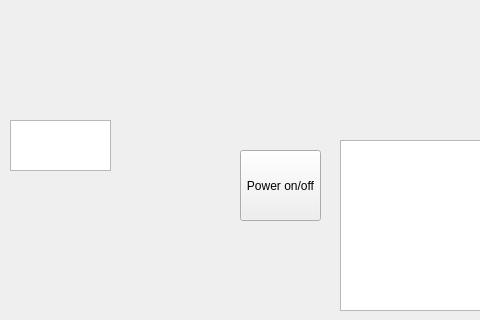
Qt form mainwindow.ui (Entropy675/AED_Plus) before a commit; both pictures show x 0 to 480 and y 0 to 320 of the 1116 by 877 pixel window.
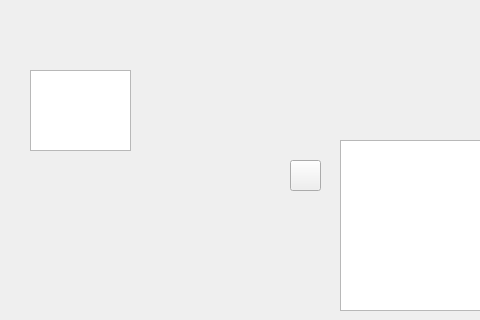
The same form after that commit.

Commit message: Power button And battery

The edit to the form file:
```diff
--- a/mainwindow.ui
+++ b/mainwindow.ui
@@ -50,29 +50,35 @@
      <string>Patient Body</string>
     </property>
    </widget>
-   <widget class="QPushButton" name="pushButton1">
-    <property name="geometry">
-     <rect>
-      <x>240</x>
-      <y>150</y>
-      <width>81</width>
-      <height>71</height>
-     </rect>
-    </property>
-    <property name="text">
-     <string>Power on/off</string>
-    </property>
-   </widget>
    <widget class="QGraphicsView" name="BatteryView">
     <property name="geometry">
      <rect>
-      <x>10</x>
-      <y>120</y>
+      <x>30</x>
+      <y>70</y>
       <width>101</width>
-      <height>51</height>
+      <height>81</height>
      </rect>
     </property>
    </widget>
+   <widget class="QPushButton" name="pushButton1">
+    <property name="geometry">
+     <rect>
+      <x>290</x>
+      <y>160</y>
+      <width>31</width>
+      <height>31</height>
+     </rect>
+    </property>
+    <property name="styleSheet">
+     <string notr="true">pushButton1
+qlineargradient(spread:pad, x1:0, y1:0, x2:1, y2:0, stop:0 rgba(0, 0, 0, 255), stop:1 rgba(255, 255, 255, 255))
+rgb(255, 190, 111)
+</string>
+    </property>
+    <property name="text">
+     <string/>
+    </property>
+   </widget>
   </widget>
   <widget class="QMenuBar" name="menubar">
    <property name="geometry">
```
The commit also changes 15 other files.
